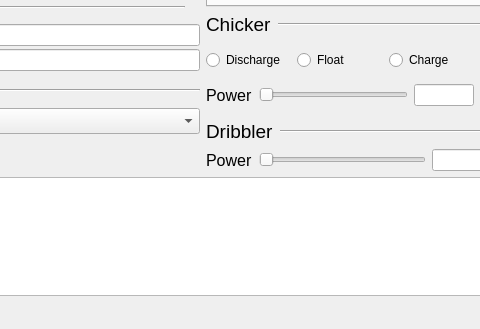
This is src/software/gui/robot_diagnostics/ui/main_widget.ui in UBC-Thunderbots/Software as Qt 5 draws it before an edit; both pictures show x 243 to 723 and y 207 to 536 of the 892 by 536 pixel window. The edited form follows.
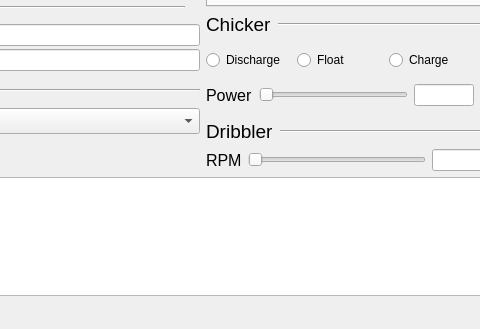
This is the edited form. Custom widgets are drawn as their Qt base class.

Commit message: change dribbler power to rpm and increase max to 6000

Diff of the .ui file:
```diff
--- a/src/software/gui/robot_diagnostics/ui/main_widget.ui
+++ b/src/software/gui/robot_diagnostics/ui/main_widget.ui
@@ -976,7 +976,7 @@
                </font>
               </property>
               <property name="text">
-               <string>Power</string>
+               <string>RPM</string>
               </property>
              </widget>
             </item>
```
Left out of the diff: 6 changed lines with no effect on the pictures. The commit also changes 4 other files.
